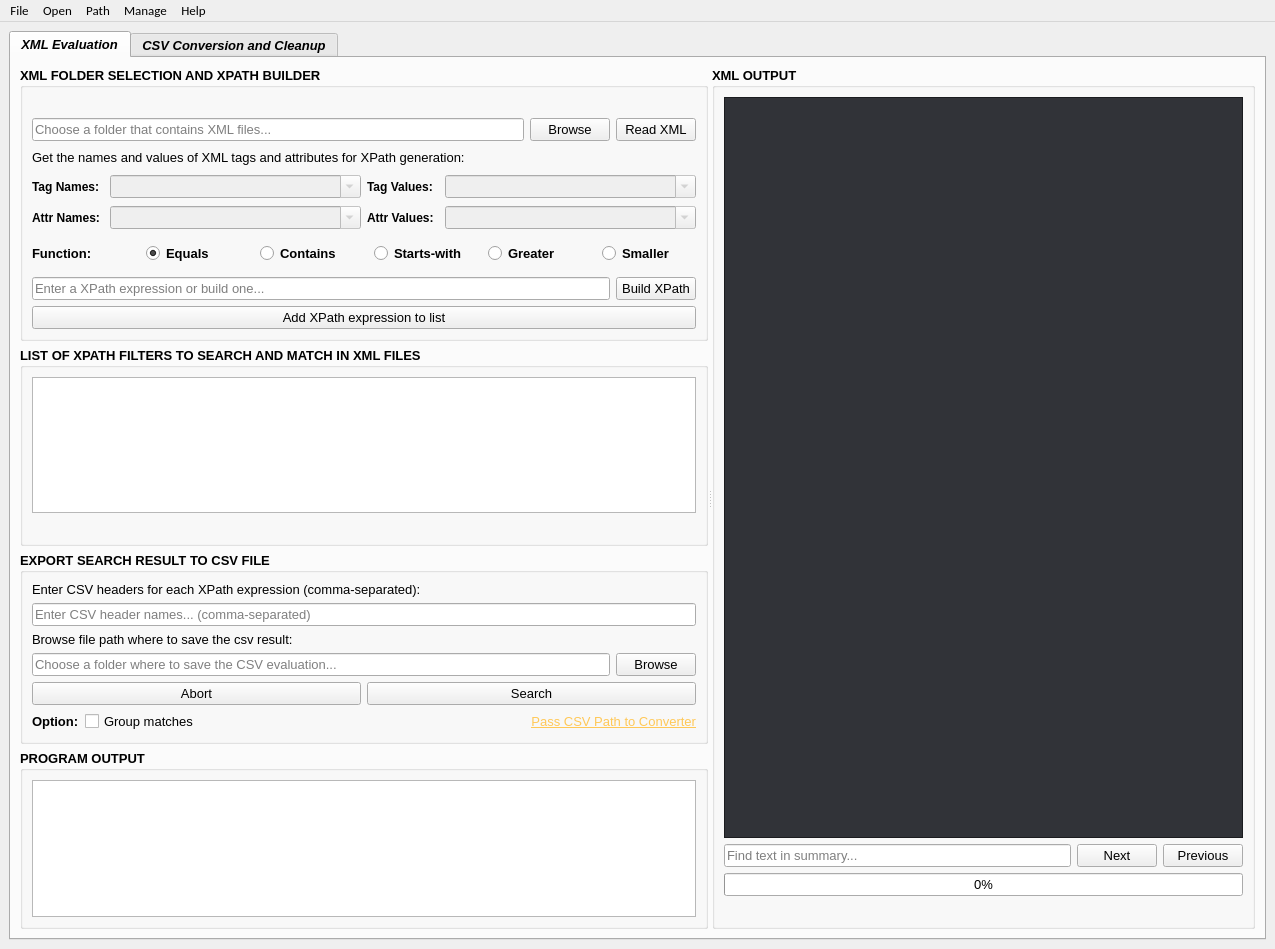
The window that src/ui/main/XMLuvation.ui (zaricj/XMLuvation) describes before a commit, drawn with Qt 5.
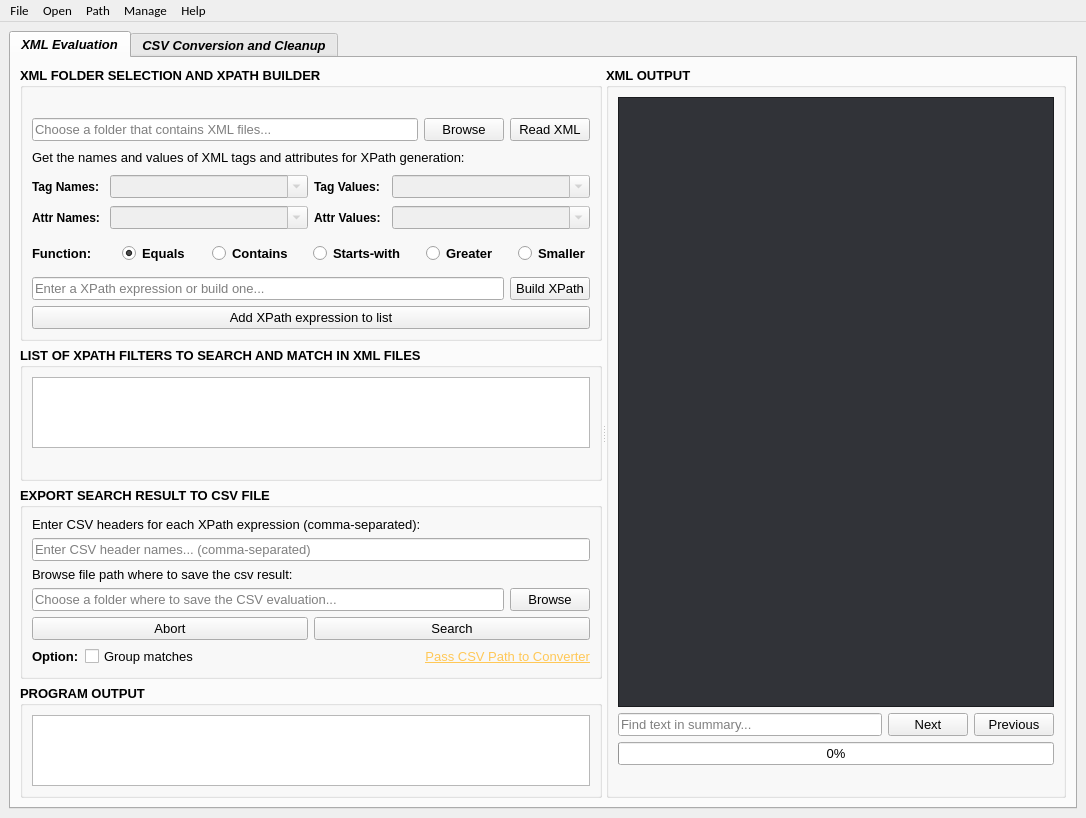
The same window after the commit. Icons and pictures are not drawn.

Commit message: Window geometry changes

Patch:
```diff
--- a/src/ui/main/XMLuvation.ui
+++ b/src/ui/main/XMLuvation.ui
@@ -9,8 +9,8 @@
    <rect>
     <x>0</x>
     <y>0</y>
-    <width>1275</width>
-    <height>949</height>
+    <width>1086</width>
+    <height>813</height>
    </rect>
   </property>
   <property name="font">
@@ -304,7 +304,7 @@
                     <bool>false</bool>
                    </property>
                    <property name="sizePolicy">
-                    <sizepolicy hsizetype="Minimum" vsizetype="Fixed">
+                    <sizepolicy hsizetype="Preferred" vsizetype="Fixed">
                      <horstretch>0</horstretch>
                      <verstretch>0</verstretch>
                     </sizepolicy>
@@ -368,7 +368,7 @@
                     <bool>false</bool>
                    </property>
                    <property name="sizePolicy">
-                    <sizepolicy hsizetype="Minimum" vsizetype="Fixed">
+                    <sizepolicy hsizetype="Preferred" vsizetype="Fixed">
                      <horstretch>0</horstretch>
                      <verstretch>0</verstretch>
                     </sizepolicy>
@@ -445,7 +445,7 @@
                     <bool>false</bool>
                    </property>
                    <property name="sizePolicy">
-                    <sizepolicy hsizetype="Minimum" vsizetype="Fixed">
+                    <sizepolicy hsizetype="Preferred" vsizetype="Fixed">
                      <horstretch>0</horstretch>
                      <verstretch>0</verstretch>
                     </sizepolicy>
@@ -509,7 +509,7 @@
                     <bool>false</bool>
                    </property>
                    <property name="sizePolicy">
-                    <sizepolicy hsizetype="Minimum" vsizetype="Fixed">
+                    <sizepolicy hsizetype="Preferred" vsizetype="Fixed">
                      <horstretch>0</horstretch>
                      <verstretch>0</verstretch>
                     </sizepolicy>
@@ -768,7 +768,7 @@
                <item>
                 <widget class="QListWidget" name="list_widget_xpath_expressions">
                  <property name="sizePolicy">
-                  <sizepolicy hsizetype="Minimum" vsizetype="Expanding">
+                  <sizepolicy hsizetype="Expanding" vsizetype="Expanding">
                    <horstretch>0</horstretch>
                    <verstretch>0</verstretch>
                   </sizepolicy>
@@ -883,7 +883,7 @@
                  <item>
                   <widget class="QLineEdit" name="line_edit_csv_headers_input">
                    <property name="sizePolicy">
-                    <sizepolicy hsizetype="Minimum" vsizetype="Fixed">
+                    <sizepolicy hsizetype="Expanding" vsizetype="Fixed">
                      <horstretch>0</horstretch>
                      <verstretch>0</verstretch>
                     </sizepolicy>
@@ -1141,7 +1141,7 @@
                <item>
                 <widget class="QTextEdit" name="text_edit_program_output">
                  <property name="sizePolicy">
-                  <sizepolicy hsizetype="Minimum" vsizetype="Expanding">
+                  <sizepolicy hsizetype="Expanding" vsizetype="Expanding">
                    <horstretch>0</horstretch>
                    <verstretch>0</verstretch>
                   </sizepolicy>
@@ -1610,7 +1610,7 @@
                <item>
                 <widget class="QLabel" name="label_file_processing">
                  <property name="sizePolicy">
-                  <sizepolicy hsizetype="Minimum" vsizetype="Preferred">
+                  <sizepolicy hsizetype="Preferred" vsizetype="Preferred">
                    <horstretch>0</horstretch>
                    <verstretch>0</verstretch>
                   </sizepolicy>
@@ -2226,7 +2226,7 @@
     <rect>
      <x>0</x>
      <y>0</y>
-     <width>1275</width>
+     <width>1086</width>
      <height>33</height>
     </rect>
    </property>
```
The commit also changes 2 other files.
